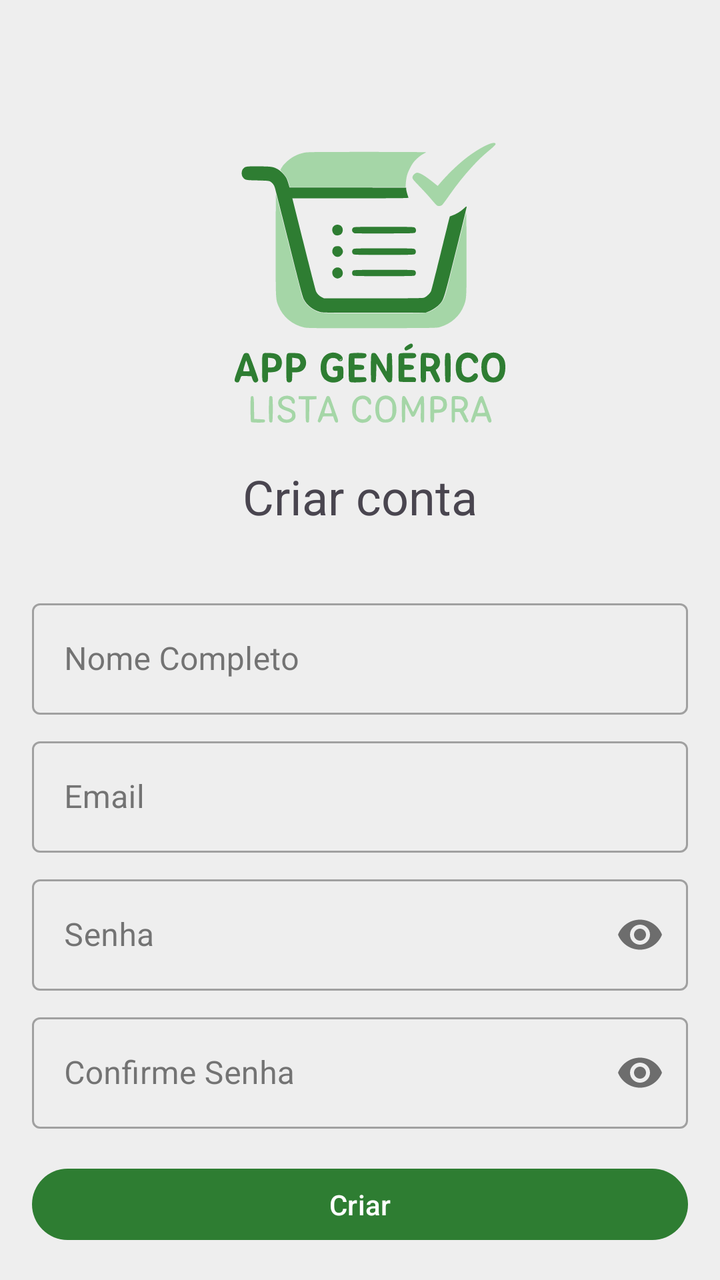
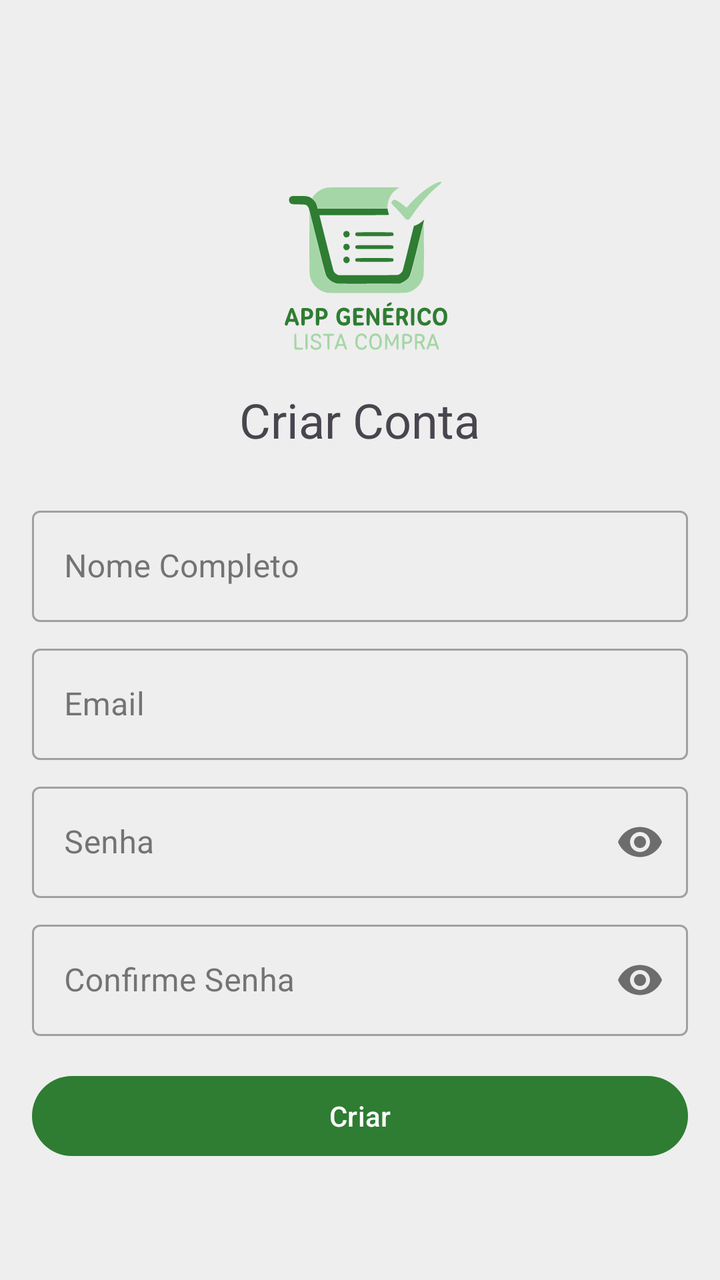

Two renders of the same Android screen: before a commit and after it. Below are the layout's source before the change and the commit's diff.
<!-- AndroidManifest.xml: application theme Theme.hypergenericlistforbuyingstuff -->
<!-- res/layout/activity_register.xml -->
<LinearLayout xmlns:android="http://schemas.android.com/apk/res/android"
    xmlns:app="http://schemas.android.com/apk/res-auto"
    android:layout_width="match_parent"
    android:layout_height="match_parent"
    android:orientation="vertical"
    android:gravity="center"
    android:padding="16dp">

    <ImageView
        android:layout_width="200dp"
        android:layout_height="200dp"
        android:src="@drawable/appgenlistacompralogo"
        android:layout_marginBottom="16dp"
        android:contentDescription="logo" />

    <TextView
        android:layout_width="wrap_content"
        android:layout_height="wrap_content"
        android:text="Criar conta"
        android:textSize="24sp"
        android:layout_marginBottom="32dp" />

    <com.google.android.material.textfield.TextInputLayout
        android:layout_width="match_parent"
        android:layout_height="wrap_content"
        style="@style/Widget.MaterialComponents.TextInputLayout.OutlinedBox">

        <com.google.android.material.textfield.TextInputEditText
            android:id="@+id/editTextName"
            android:layout_width="match_parent"
            android:layout_height="wrap_content"
            android:hint="Nome Completo"
            android:inputType="textPersonName" />
    </com.google.android.material.textfield.TextInputLayout>

    <com.google.android.material.textfield.TextInputLayout
        android:layout_width="match_parent"
        android:layout_height="wrap_content"
        android:layout_marginTop="8dp"
        style="@style/Widget.MaterialComponents.TextInputLayout.OutlinedBox">

        <com.google.android.material.textfield.TextInputEditText
            android:id="@+id/editTextEmail"
            android:layout_width="match_parent"
            android:layout_height="wrap_content"
            android:hint="Email"
            android:inputType="textEmailAddress" />
    </com.google.android.material.textfield.TextInputLayout>

    <com.google.android.material.textfield.TextInputLayout
        android:layout_width="match_parent"
        android:layout_height="wrap_content"
        android:layout_marginTop="8dp"
        app:passwordToggleEnabled="true"
        style="@style/Widget.MaterialComponents.TextInputLayout.OutlinedBox">

        <com.google.android.material.textfield.TextInputEditText
            android:id="@+id/editTextPassword"
            android:layout_width="match_parent"
            android:layout_height="wrap_content"
            android:hint="Senha"
            android:inputType="textPassword" />
    </com.google.android.material.textfield.TextInputLayout>

    <com.google.android.material.textfield.TextInputLayout
        android:layout_width="match_parent"
        android:layout_height="wrap_content"
        android:layout_marginTop="8dp"
        app:passwordToggleEnabled="true"
        style="@style/Widget.MaterialComponents.TextInputLayout.OutlinedBox">

        <com.google.android.material.textfield.TextInputEditText
            android:id="@+id/editTextConfirmPassword"
            android:layout_width="match_parent"
            android:layout_height="wrap_content"
            android:hint="Confirme Senha"
            android:inputType="textPassword" />
    </com.google.android.material.textfield.TextInputLayout>

    <Button
        android:id="@+id/buttonCreate"
        android:layout_width="match_parent"
        android:layout_height="wrap_content"
        android:layout_marginTop="16dp"
        android:text="Criar" />
</LinearLayout>
<!-- resources referenced by this layout -->
<resources>
  <!-- drawable appgenlistacompralogo: vector/xml drawable (drawable, 16764 chars, omitted) -->
  <style name="Theme.hypergenericlistforbuyingstuff" parent="Theme.Material3.DayNight.NoActionBar">
  
          <item name="colorPrimary">#2E7D32</item>
          <item name="colorOnPrimary">#FFFFFF</item>
  
          <item name="colorPrimaryContainer">#81C784</item>
          <item name="colorOnPrimaryContainer">#1B5E20</item>
  
          <item name="colorSecondary">#BDBDBD</item>
          <item name="colorOnSecondary">#212121</item>
  
          <item name="colorSecondaryContainer">#F5F5F5</item>
          <item name="colorOnSecondaryContainer">#616161</item>
  
          <item name="android:colorBackground">#EEEEEE</item>
          <item name="colorOnBackground">#212121</item>
          <item name="colorSurface">#FFFFFF</item>
  
          <item name="colorOnSurface">#212121</item>
  
          <item name="android:statusBarColor">?attr/colorPrimary</item>
      </style>
</resources>

<!-- the commit's change to res/layout/activity_register.xml (unified diff, before → after) -->
@@ -1,86 +1,93 @@
-<LinearLayout xmlns:android="http://schemas.android.com/apk/res/android"
+<?xml version="1.0" encoding="utf-8"?>
+<ScrollView xmlns:android="http://schemas.android.com/apk/res/android"
     xmlns:app="http://schemas.android.com/apk/res-auto"
     android:layout_width="match_parent"
     android:layout_height="match_parent"
-    android:orientation="vertical"
-    android:gravity="center"
-    android:padding="16dp">
+    android:fillViewport="true">
 
-    <ImageView
-        android:layout_width="200dp"
-        android:layout_height="200dp"
-        android:src="@drawable/appgenlistacompralogo"
-        android:layout_marginBottom="16dp"
-        android:contentDescription="logo" />
-
-    <TextView
-        android:layout_width="wrap_content"
-        android:layout_height="wrap_content"
-        android:text="Criar conta"
-        android:textSize="24sp"
-        android:layout_marginBottom="32dp" />
-
-    <com.google.android.material.textfield.TextInputLayout
+    <LinearLayout
         android:layout_width="match_parent"
         android:layout_height="wrap_content"
-        style="@style/Widget.MaterialComponents.TextInputLayout.OutlinedBox">
+        android:gravity="center"
+        android:orientation="vertical"
+        android:padding="16dp">
 
-        <com.google.android.material.textfield.TextInputEditText
-            android:id="@+id/editTextName"
+        <ImageView
+            android:layout_width="120dp"
+            android:layout_height="120dp"
+            android:contentDescription="logo"
+            android:layout_marginBottom="16dp"
+            android:src="@drawable/appgenlistacompralogo" />
+
+        <TextView
+            android:layout_width="wrap_content"
+            android:layout_height="wrap_content"
+            android:layout_marginBottom="24dp"
+            android:text="@string/criar_conta"
+            android:textSize="24sp" />
+
+        <com.google.android.material.textfield.TextInputLayout
+            style="@style/Widget.MaterialComponents.TextInputLayout.OutlinedBox"
+            android:layout_width="match_parent"
+            android:layout_height="wrap_content">
+
+            <com.google.android.material.textfield.TextInputEditText
+                android:id="@+id/editTextName"
+                android:layout_width="match_parent"
+                android:layout_height="wrap_content"
+                android:hint="@string/nome_completo"
+                android:inputType="textPersonName" />
+        </com.google.android.material.textfield.TextInputLayout>
+
+        <com.google.android.material.textfield.TextInputLayout
+            style="@style/Widget.MaterialComponents.TextInputLayout.OutlinedBox"
             android:layout_width="match_parent"
             android:layout_height="wrap_content"
-            android:hint="Nome Completo"
-            android:inputType="textPersonName" />
-    </com.google.android.material.textfield.TextInputLayout>
+            android:layout_marginTop="8dp">
 
-    <com.google.android.material.textfield.TextInputLayout
-        android:layout_width="match_parent"
-        android:layout_height="wrap_content"
-        android:layout_marginTop="8dp"
-        style="@style/Widget.MaterialComponents.TextInputLayout.OutlinedBox">
+            <com.google.android.material.textfield.TextInputEditText
+                android:id="@+id/editTextEmail"
+                android:layout_width="match_parent"
+                android:layout_height="wrap_content"
+                android:hint="@string/email"
+                android:inputType="textEmailAddress" />
+        </com.google.android.material.textfield.TextInputLayout>
 
-        <com.google.android.material.textfield.TextInputEditText
-            android:id="@+id/editTextEmail"
+        <com.google.android.material.textfield.TextInputLayout
+            style="@style/Widget.MaterialComponents.TextInputLayout.OutlinedBox"
             android:layout_width="match_parent"
             android:layout_height="wrap_content"
-            android:hint="Email"
-            android:inputType="textEmailAddress" />
-    </com.google.android.material.textfield.TextInputLayout>
+            android:layout_marginTop="8dp"
+            app:passwordToggleEnabled="true">
 
-    <com.google.android.material.textfield.TextInputLayout
-        android:layout_width="match_parent"
-        android:layout_height="wrap_content"
-        android:layout_marginTop="8dp"
-        app:passwordToggleEnabled="true"
-        style="@style/Widget.MaterialComponents.TextInputLayout.OutlinedBox">
+            <com.google.android.material.textfield.TextInputEditText
+                android:id="@+id/editTextPassword"
+                android:layout_width="match_parent"
+                android:layout_height="wrap_content"
+                android:hint="@string/senha"
+                android:inputType="textPassword" />
+        </com.google.android.material.textfield.TextInputLayout>
 
-        <com.google.android.material.textfield.TextInputEditText
-            android:id="@+id/editTextPassword"
+        <com.google.android.material.textfield.TextInputLayout
+            style="@style/Widget.MaterialComponents.TextInputLayout.OutlinedBox"
             android:layout_width="match_parent"
             android:layout_height="wrap_content"
-            android:hint="Senha"
-            android:inputType="textPassword" />
-    </com.google.android.material.textfield.TextInputLayout>
+            android:layout_marginTop="8dp"
+            app:passwordToggleEnabled="true">
 
-    <com.google.android.material.textfield.TextInputLayout
-        android:layout_width="match_parent"
-        android:layout_height="wrap_content"
-        android:layout_marginTop="8dp"
-        app:passwordToggleEnabled="true"
-        style="@style/Widget.MaterialComponents.TextInputLayout.OutlinedBox">
+            <com.google.android.material.textfield.TextInputEditText
+                android:id="@+id/editTextConfirmPassword"
+                android:layout_width="match_parent"
+                android:layout_height="wrap_content"
+                android:hint="Confirme Senha"
+                android:inputType="textPassword" />
+        </com.google.android.material.textfield.TextInputLayout>
 
-        <com.google.android.material.textfield.TextInputEditText
-            android:id="@+id/editTextConfirmPassword"
+        <Button
+            android:id="@+id/buttonCreate"
             android:layout_width="match_parent"
             android:layout_height="wrap_content"
-            android:hint="Confirme Senha"
-            android:inputType="textPassword" />
-    </com.google.android.material.textfield.TextInputLayout>
-
-    <Button
-        android:id="@+id/buttonCreate"
-        android:layout_width="match_parent"
-        android:layout_height="wrap_content"
-        android:layout_marginTop="16dp"
-        android:text="Criar" />
-</LinearLayout>
+            android:layout_marginTop="16dp"
+            android:text="Criar" />
+    </LinearLayout>
+</ScrollView>
<!-- resource entries referenced after the edit -->
@@ -1,6 +1,10 @@
 <!-- resources referenced by this layout -->
 <resources>
   <!-- drawable appgenlistacompralogo: vector/xml drawable (drawable, 16764 chars, omitted) -->
+  <string name="criar_conta">Criar Conta</string>
+  <string name="email">Email</string>
+  <string name="nome_completo">Nome Completo</string>
+  <string name="senha">Senha</string>
   <style name="Theme.hypergenericlistforbuyingstuff" parent="Theme.Material3.DayNight.NoActionBar">
   
           <item name="colorPrimary">#2E7D32</item>
